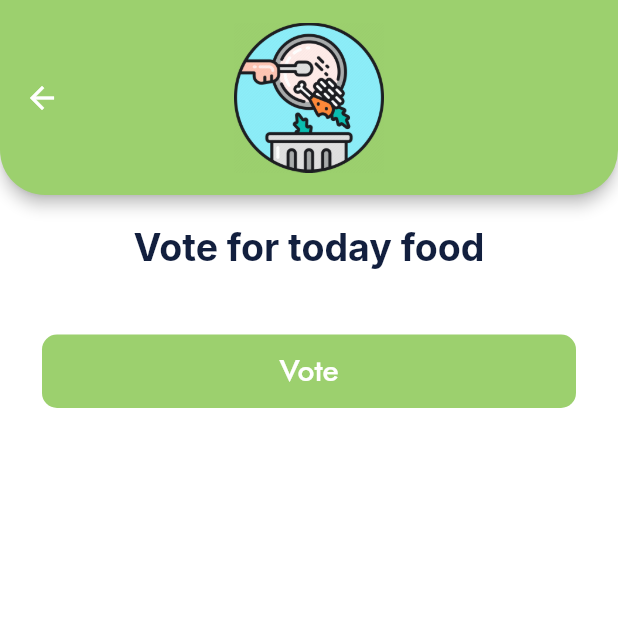
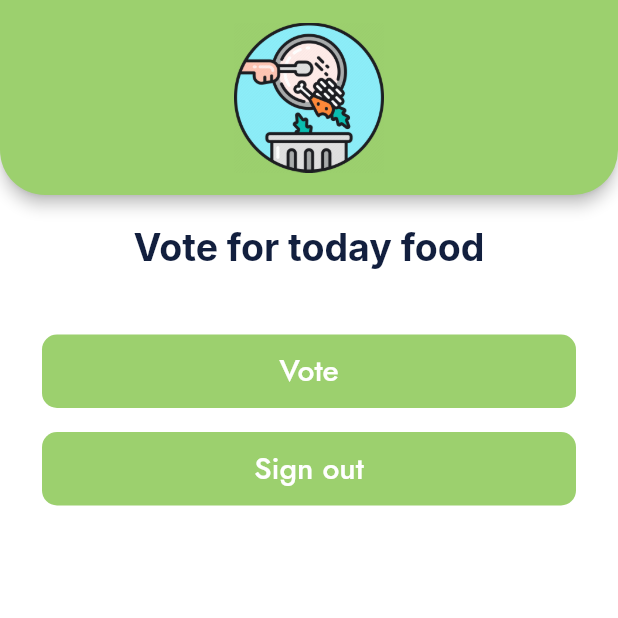
Before and after one commit to HaileyyHsieh/food-waste-project, a Flutter app: the StudentScreen screen opened directly, on a phone screen of 412 x 824 dp, the top half of it. Run offline on Flutter 3.47's test engine with Material 2 defaults, Android fonts, the light colour scheme and no system bars; our stand-ins replace cloud_firestore, firebase_auth, firebase_core, firebase_storage, flutter_feather_icons, flutter_iconly and 6 more; accounts and stored records are empty; statements that could not run were skipped.

Commit message:
changed student screen

```diff
--- a/lib/screen/student_screen/student_home.dart
+++ b/lib/screen/student_screen/student_home.dart
@@ -3,6 +3,8 @@ import 'package:intl/intl.dart';
 import 'package:food_waste_proj_v1/screen/widgets/constant.dart';
 import '../../firebase/db.dart';
 import '../widgets/button_global.dart';
+import '../../firebase/authentication.dart';
+import '../welcome_screen/welcome_screen.dart';
 
 class StudentScreen extends StatefulWidget {
   const StudentScreen({Key? key}) : super(key: key);
@@ -78,6 +80,7 @@ class _StudentScreenState extends State<StudentScreen> {
           ),
           toolbarHeight: 130,
           backgroundColor: kPrimaryColor,
+          automaticallyImplyLeading: false,
           centerTitle: true,
           shape: const RoundedRectangleBorder(
             borderRadius: BorderRadius.only(
@@ -147,7 +150,25 @@ class _StudentScreenState extends State<StudentScreen> {
                 ),
                 onPressed: vote,
                 buttonTextColor: kWhite
-              )
+              ),
+              ButtonGlobalWithoutIcon(
+                  buttontext: "Sign out",
+                  buttonDecoration:  kButtonDecoration.copyWith(
+                      color: kPrimaryColor,
+                      borderRadius: BorderRadius.circular(10)
+                  ),
+                  onPressed: () {
+                    AuthenticationHelper().signOut().then((value) {
+                      Navigator.push(
+                        context,
+                        MaterialPageRoute(
+                          builder: (context) => const WelcomeScreen(),
+                        ),
+                      );
+                    });
+                  },
+                  buttonTextColor: kWhite
+              ),
             ],
           ),
         ),
```
